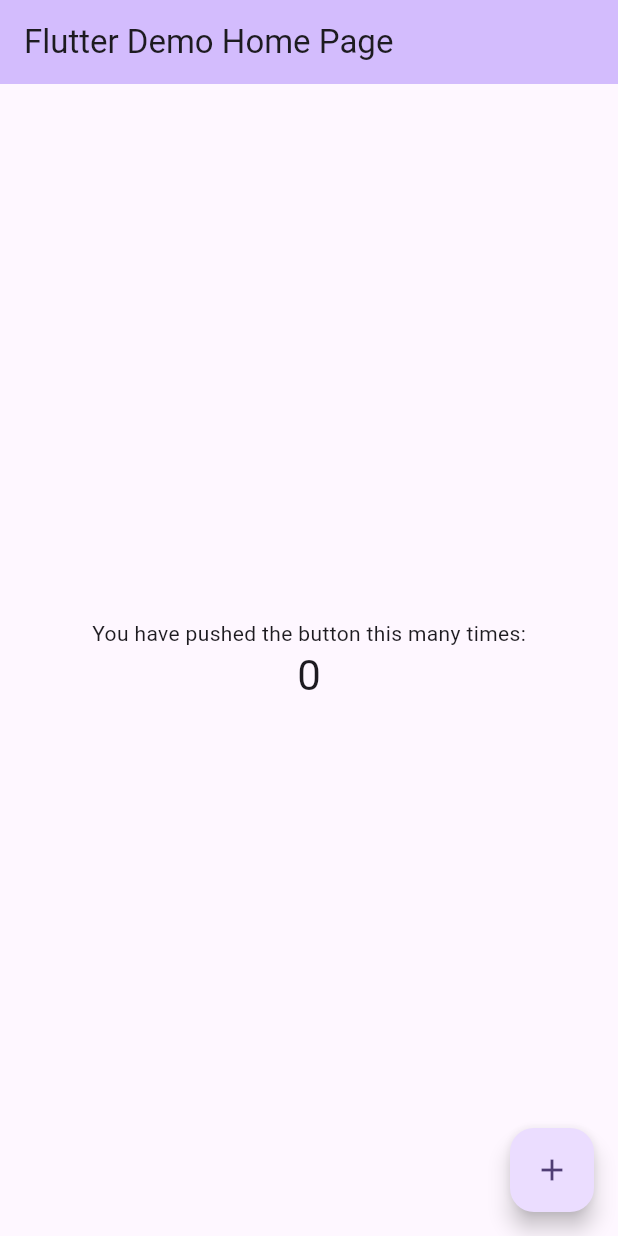
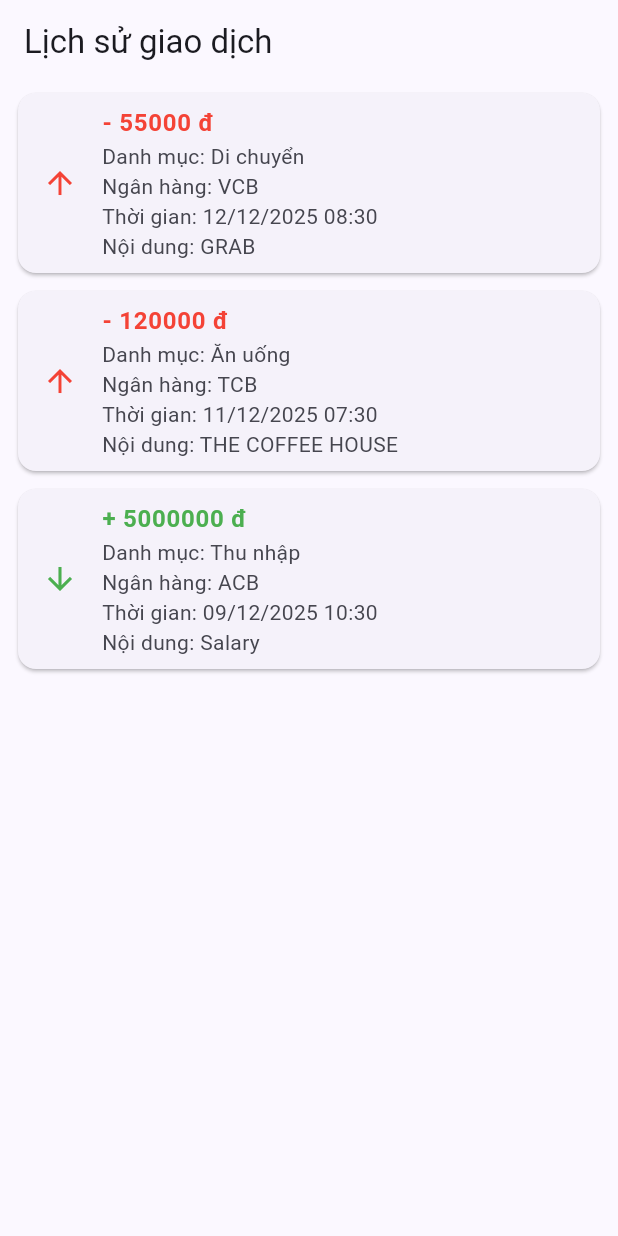
Before and after one commit to huynq2004/FinPal, a Flutter app: the screen it shows after launch, on a phone screen of 412 x 824 dp. Run offline on Flutter 3.47's test engine with Material 3 defaults, Android fonts, the phone set to English and light mode, and no system bars; our stand-ins replace sqflite; accounts and stored records are empty.

Commit message:
S1-B2 - Tạo màn Transaction History bản đơn giản

```diff
--- /dev/null
+++ b/lib/domain/models/transaction.dart
@@ -0,0 +1,19 @@
+class Transaction {
+  final int? id; // null nếu fake, có id khi lấy từ DB
+  final int amount;
+  final String type; // 'income' | 'expense'
+  final String categoryName;
+  final String? bank;
+  final DateTime createdAt;
+  final String? note;
+
+  const Transaction({
+    this.id,
+    required this.amount,
+    required this.type,
+    required this.categoryName,
+    this.bank,
+    required this.createdAt,
+    this.note,
+  });
+}
--- a/lib/main.dart
+++ b/lib/main.dart
@@ -1,133 +1,29 @@
 import 'package:flutter/material.dart';
 import 'package:provider/provider.dart';
-import 'data/db/database_provider.dart';
 
-void main() async {
+import 'ui/screens/transaction_history_screen.dart';
+import 'ui/viewmodels/transaction_history_viewmodel.dart';
+
+void main() {
   WidgetsFlutterBinding.ensureInitialized();
-  final db = await DatabaseProvider.instance.database;
-  // Debug log: print db path
-  print('DB path: ' + db.path);
-  runApp(const MyApp());
+  runApp(const FinPalApp());
 }
 
-class MyApp extends StatelessWidget {
-  const MyApp({super.key});
+class FinPalApp extends StatelessWidget {
+  const FinPalApp({super.key});
 
-  // This widget is the root of your application.
   @override
   Widget build(BuildContext context) {
     return MultiProvider(
       providers: [
-        Provider<String>.value(value: 'test'), // Dummy provider to avoid empty children error
+        ChangeNotifierProvider(create: (_) => TransactionHistoryViewModel()),
       ],
       child: MaterialApp(
-        title: 'Flutter Demo',
-        theme: ThemeData(
-          // This is the theme of your application.
-          //
-          // TRY THIS: Try running your application with "flutter run". You'll see
-          // the application has a purple toolbar. Then, without quitting the app,
-          // try changing the seedColor in the colorScheme below to Colors.green
-          // and then invoke "hot reload" (save your changes or press the "hot
-          // reload" button in a Flutter-supported IDE, or press "r" if you used
-          // the command line to start the app).
-          //
-          // Notice that the counter didn't reset back to zero; the application
-          // state is not lost during the reload. To reset the state, use hot
-          // restart instead.
-          //
-          // This works for code too, not just values: Most code changes can be
-          // tested with just a hot reload.
-          colorScheme: ColorScheme.fromSeed(seedColor: Colors.deepPurple),
-        ),
-        home: const MyHomePage(title: 'Flutter Demo Home Page'),
+        debugShowCheckedModeBanner: false,
+        title: 'FinPal',
+        theme: ThemeData(useMaterial3: true, colorSchemeSeed: Colors.indigo),
+        home: const TransactionHistoryScreen(),
       ),
     );
   }
 }
-
-class MyHomePage extends StatefulWidget {
-  const MyHomePage({super.key, required this.title});
-
-  // This widget is the home page of your application. It is stateful, meaning
-  // that it has a State object (defined below) that contains fields that affect
-  // how it looks.
-
-  // This class is the configuration for the state. It holds the values (in this
-  // case the title) provided by the parent (in this case the App widget) and
-  // used by the build method of the State. Fields in a Widget subclass are
-  // always marked "final".
-
-  final String title;
-
-  @override
-  State<MyHomePage> createState() => _MyHomePageState();
-}
-
-class _MyHomePageState extends State<MyHomePage> {
-  int _counter = 0;
-
-  void _incrementCounter() {
-    setState(() {
-      // This call to setState tells the Flutter framework that something has
-      // changed in this State, which causes it to rerun the build method below
-      // so that the display can reflect the updated values. If we changed
-      // _counter without calling setState(), then the build method would not be
-      // called again, and so nothing would appear to happen.
-      _counter++;
-    });
-  }
-
-  @override
-  Widget build(BuildContext context) {
-    // This method is rerun every time setState is called, for instance as done
-    // by the _incrementCounter method above.
-    //
-    // The Flutter framework has been optimized to make rerunning build methods
-    // fast, so that you can just rebuild anything that needs updating rather
-    // than having to individually change instances of widgets.
-    return Scaffold(
-      appBar: AppBar(
-        // TRY THIS: Try changing the color here to a specific color (to
-        // Colors.amber, perhaps?) and trigger a hot reload to see the AppBar
-        // change color while the other colors stay the same.
-        backgroundColor: Theme.of(context).colorScheme.inversePrimary,
-        // Here we take the value from the MyHomePage object that was created by
-        // the App.build method, and use it to set our appbar title.
-        title: Text(widget.title),
-      ),
-      body: Center(
-        // Center is a layout widget. It takes a single child and positions it
-        // in the middle of the parent.
-        child: Column(
-          // Column is also a layout widget. It takes a list of children and
-          // arranges them vertically. By default, it sizes itself to fit its
-          // children horizontally, and tries to be as tall as its parent.
-          //
-          // Column has various properties to control how it sizes itself and
-          // how it positions its children. Here we use mainAxisAlignment to
-          // center the children vertically; the main axis here is the vertical
-          // axis because Columns are vertical (the cross axis would be
-          // horizontal).
-          //
-          // TRY THIS: Invoke "debug painting" (choose the "Toggle Debug Paint"
-          // action in the IDE, or press "p" in the console), to see the
-          // wireframe for each widget.
-          mainAxisAlignment: MainAxisAlignment.center,
-          children: <Widget>[
-            const Text('You have pushed the button this many times:'),
-            Text(
-              '$_counter',
-              style: Theme.of(context).textTheme.headlineMedium,
-            ),
-          ],
-        ),
-      ),
-      floatingActionButton: FloatingActionButton(
-        onPressed: _incrementCounter,
-        tooltip: 'Increment',
-        child: const Icon(Icons.add),
-      ), // This trailing comma makes auto-formatting nicer for build methods.
-    );
-  }
-}
--- /dev/null
+++ b/lib/ui/screens/transaction_history_screen.dart
@@ -0,0 +1,73 @@
+import 'package:flutter/material.dart';
+import 'package:provider/provider.dart';
+import 'package:intl/intl.dart';
+import '../viewmodels/transaction_history_viewmodel.dart';
+
+class TransactionHistoryScreen extends StatefulWidget {
+  const TransactionHistoryScreen({super.key});
+
+  @override
+  State<TransactionHistoryScreen> createState() => _TransactionHistoryScreenState();
+}
+
+class _TransactionHistoryScreenState extends State<TransactionHistoryScreen> {
+  final _fmt = DateFormat('dd/MM/yyyy HH:mm');
+
+  @override
+  void initState() {
+    super.initState();
+    WidgetsBinding.instance.addPostFrameCallback((_) {
+      context.read<TransactionHistoryViewModel>().loadFakeData();
+    });
+  }
+
+  @override
+  Widget build(BuildContext context) {
+    return Scaffold(
+      appBar: AppBar(title: const Text('Lịch sử giao dịch')),
+      body: Consumer<TransactionHistoryViewModel>(
+        builder: (context, vm, _) {
+          final items = vm.transactions;
+          if (items.isEmpty) {
+            return const Center(child: Text('Chưa có giao dịch nào'));
+          }
+
+          return ListView.builder(
+            itemCount: items.length,
+            itemBuilder: (context, index) {
+              final tx = items[index];
+              final isIncome = tx.type == 'income';
+
+              return Card(
+                margin: const EdgeInsets.symmetric(horizontal: 12, vertical: 6),
+                child: ListTile(
+                  leading: Icon(
+                    isIncome ? Icons.arrow_downward : Icons.arrow_upward,
+                    color: isIncome ? Colors.green : Colors.red,
+                  ),
+                  title: Text(
+                    '${isIncome ? '+' : '-'} ${tx.amount} đ',
+                    style: TextStyle(
+                      fontWeight: FontWeight.bold,
+                      color: isIncome ? Colors.green : Colors.red,
+                    ),
+                  ),
+                  subtitle: Column(
+                    crossAxisAlignment: CrossAxisAlignment.start,
+                    children: [
+                      Text('Danh mục: ${tx.categoryName}'),
+                      if (tx.bank != null) Text('Ngân hàng: ${tx.bank}'),
+                      Text('Thời gian: ${_fmt.format(tx.createdAt)}'),
+                      if (tx.note != null && tx.note!.isNotEmpty)
+                        Text('Nội dung: ${tx.note}'),
+                    ],
+                  ),
+                ),
+              );
+            },
+          );
+        },
+      ),
+    );
+  }
+}
--- /dev/null
+++ b/lib/ui/viewmodels/transaction_history_viewmodel.dart
@@ -0,0 +1,47 @@
+import 'package:flutter/foundation.dart';
+import '../../domain/models/transaction.dart';
+
+class TransactionHistoryViewModel extends ChangeNotifier {
+  final List<Transaction> _transactions = [];
+
+  List<Transaction> get transactions => List.unmodifiable(_transactions);
+
+  Future<void> loadFakeData() async {
+    _transactions
+      ..clear()
+      ..addAll([
+        Transaction(
+          id: 1,
+          amount: 55000,
+          type: 'expense',
+          categoryName: 'Di chuyển',
+          bank: 'VCB',
+          createdAt: DateTime.now().subtract(const Duration(hours: 2)),
+          note: 'GRAB',
+        ),
+        Transaction(
+          id: 2,
+          amount: 120000,
+          type: 'expense',
+          categoryName: 'Ăn uống',
+          bank: 'TCB',
+          createdAt: DateTime.now().subtract(const Duration(days: 1, hours: 3)),
+          note: 'THE COFFEE HOUSE',
+        ),
+        Transaction(
+          id: 3,
+          amount: 5000000,
+          type: 'income',
+          categoryName: 'Thu nhập',
+          bank: 'ACB',
+          createdAt: DateTime.now().subtract(const Duration(days: 3)),
+          note: 'Salary',
+        ),
+      ]);
+
+    notifyListeners();
+  }
+
+  // Sprint sau: khi có TransactionRepository thì thêm
+  // Future<void> loadFromDb(int year, int month) async { ... }
+}
--- a/pubspec.yaml
+++ b/pubspec.yaml
@@ -35,6 +35,7 @@ dependencies:
   # Use with the CupertinoIcons class for iOS style icons.
   cupertino_icons: ^1.0.8
   provider: ^6.0.5
+  intl: ^0.18.1
   sqflite: ^2.2.8+1
   path: ^1.8.3
 
```
Also changed, not shown: 1 other file.
